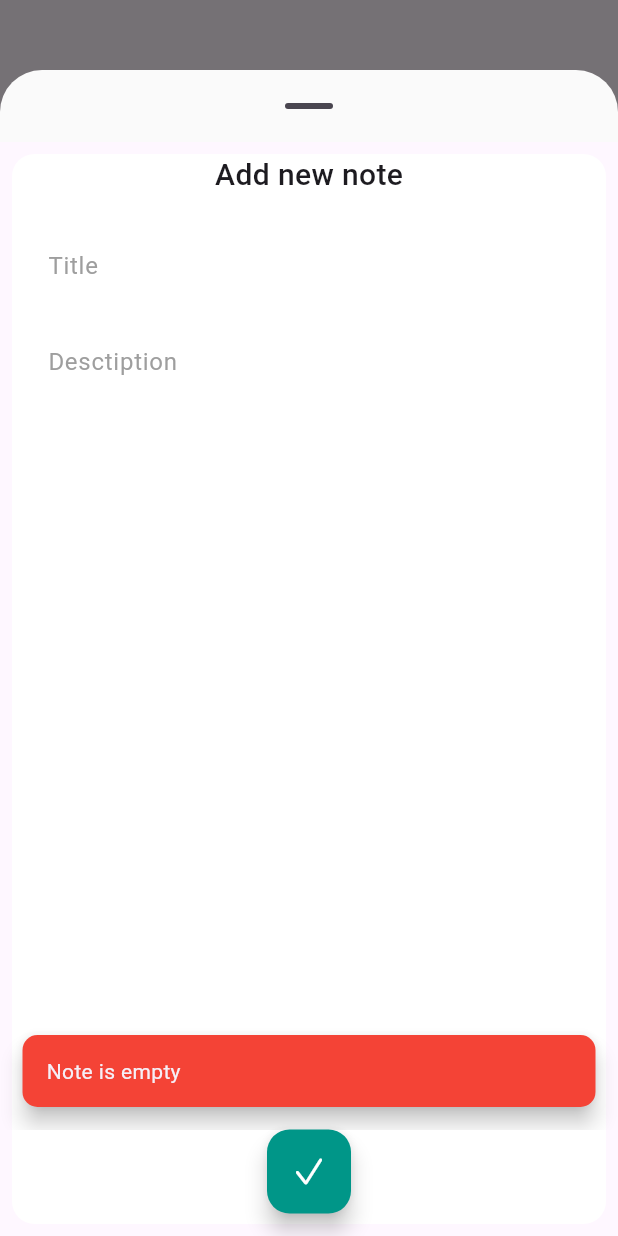
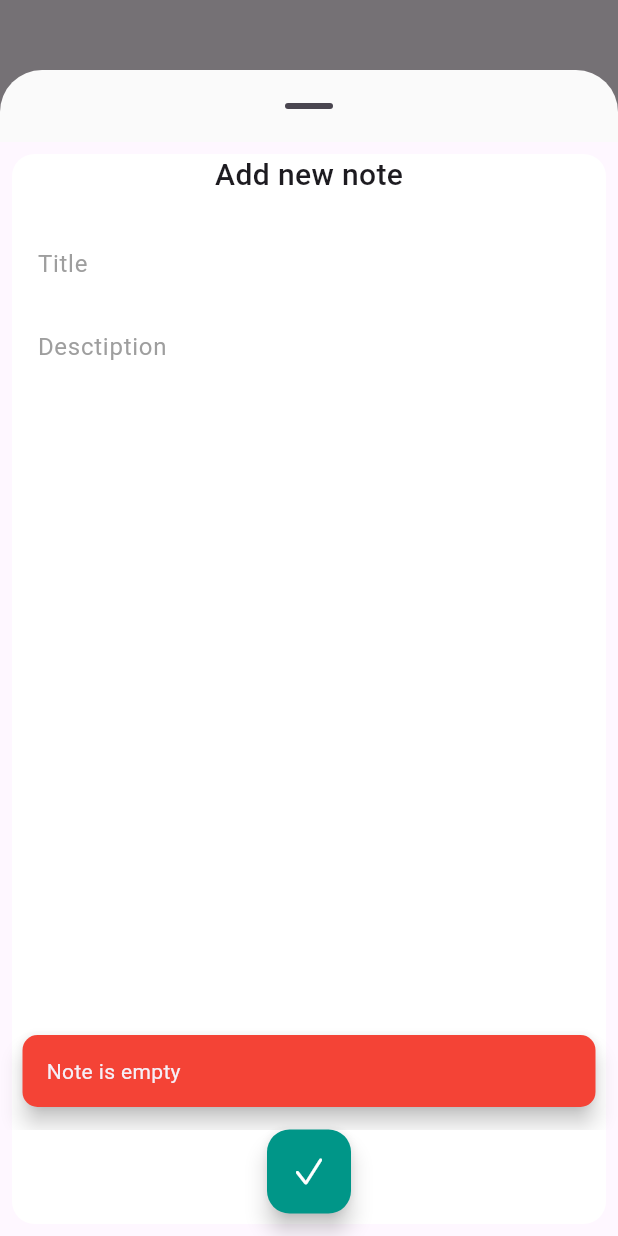
Before and after one commit to jyyoooo/Your-Notes-App, a Flutter app: what addNoteSheet() shows on an empty page, opened directly with empty values, after a tap on an icon or button, on a phone screen of 412 x 824 dp. Run offline on Flutter 3.47's test engine with Material 3 defaults, Android fonts, the phone set to English and light mode, and no system bars; our stand-ins replace bloc, flutter_bloc, flutter_slidable; network calls fail.

Commit message:
minor fixes

```diff
--- a/lib/presentation/pages/home/widgets/custom_text_field.dart
+++ b/lib/presentation/pages/home/widgets/custom_text_field.dart
@@ -48,7 +48,7 @@ class CustomTextField extends StatelessWidget {
           fillColor: Colors.white,
           // enabledBorder: InputBorder.none,
           disabledBorder: InputBorder.none,
-          contentPadding: const EdgeInsets.all(12),
+          contentPadding: const EdgeInsets.all(5),
           labelText: labelText,
           labelStyle: const TextStyle(color: Colors.grey),
           floatingLabelStyle: const TextStyle(
--- a/lib/presentation/pages/home/widgets/new_note_sheet.dart
+++ b/lib/presentation/pages/home/widgets/new_note_sheet.dart
@@ -24,7 +24,7 @@ addNoteSheet(BuildContext ctx, NotesBloc notesBloc) {
       return Scaffold(
         floatingActionButtonLocation: FloatingActionButtonLocation.centerDocked,
         floatingActionButton: Padding(
-          padding: const EdgeInsets.only(bottom:15.0),
+          padding: const EdgeInsets.only(bottom: 15.0),
           child: FloatingActionButton(
             shape:
                 RoundedRectangleBorder(borderRadius: BorderRadius.circular(15)),
@@ -35,6 +35,10 @@ addNoteSheet(BuildContext ctx, NotesBloc notesBloc) {
               if (titleController.text == '' ||
                   descriptionController.text == '') {
                 showSnackbar('Note is empty', ctx, Colors.red);
+              } else if (descriptionController.text == '') {
+                showSnackbar('Description is empty', ctx, Colors.red);
+              } else if (titleController.text == '') {
+                showSnackbar('Title is empty', ctx, Colors.red);
               } else {
                 notesBloc.add(
                   NotesAddEvent(
--- a/lib/presentation/pages/note/note_card.dart
+++ b/lib/presentation/pages/note/note_card.dart
@@ -26,7 +26,7 @@ class NotesWidget extends StatelessWidget {
             borderRadius: BorderRadius.circular(12),
             onPressed: (dummyCtx) {},
             label:
-                'Created at\n${NotesRepository().formatDateTime(note.createdAt!)}',
+                'Created on\n${NotesRepository().formatDateTime(note.createdAt!)}',
           )
         ]),
         endActionPane: ActionPane(motion: const DrawerMotion(), children: [
```
